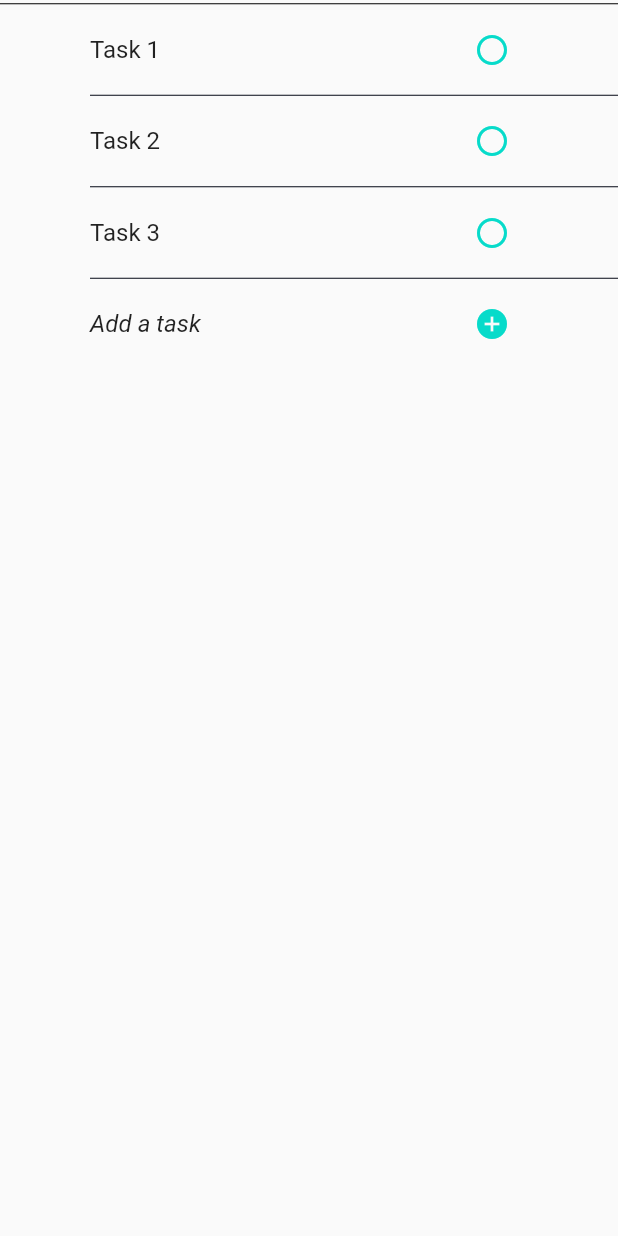
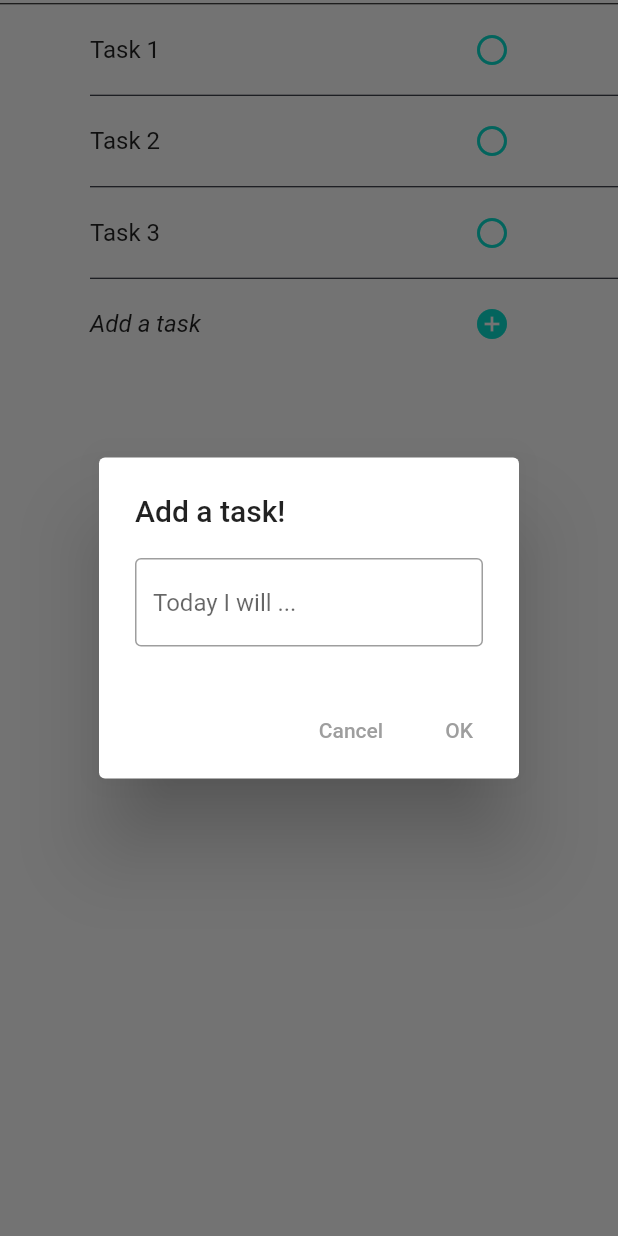
Before and after one commit to nickbrakis/hub_it_flutter, a Flutter app: the ExpandedTasksList widget shown alone on an empty page, opened directly, after a tap on the "add circle" icon, on a phone screen of 412 x 824 dp. Run offline on Flutter 3.47's test engine with Material 2 defaults, Android fonts, the phone set to English and light mode, and no system bars; our stand-ins replace font_awesome_flutter.

```diff
--- a/lib/assets/habitsList.dart
+++ b/lib/assets/habitsList.dart
@@ -10,7 +10,7 @@ class ExpandedTasksList extends StatefulWidget {
   State<ExpandedTasksList> createState() => _ExpandedTasksList();
 }
 
-class _ExpandedTasksList extends State<ExpandedTasksList> {
+class _ExpandedTasksList extends State<ExpandedTasksList> { //here, the tasks of every Hub are made
   @override
   Widget build(BuildContext context) {
     return
@@ -42,7 +42,12 @@ class _ExpandedTasksList extends State<ExpandedTasksList> {
   }
 }
 
+
+final myHabitsList =  <Widget>[ExpandedTasksList(tasks: 9, myhub: true)];
+final genericHubList = <Widget>[const ExpandedTasksList(tasks: 8, myhub: false)];
+// TextEditingController mycontroller = TextEditingController();
 class HubTask extends StatefulWidget {
+
   final Text habitTitle;
   final bool addTask;
   const HubTask({Key? key,required this.habitTitle, required this.addTask}) : super(key: key);
@@ -52,8 +57,13 @@ class HubTask extends StatefulWidget {
 }
 
 class _HubTask extends State<HubTask> {
+  final myController = TextEditingController();
   bool isPressed = false;
-
+  void addNewMyTask(Text habitName){
+    myHabitsList.insert(myHabitsList.length-1,const Divider(indent: 60, height: 5, color: Color.fromARGB(255, 3, 7, 20)));
+    myHabitsList.insert(myHabitsList.length-1,HubTask(habitTitle: habitName, addTask: false));
+  }
+  bool finished=false;
   @override
   Widget build(BuildContext context) {
     return ListTile(
@@ -68,6 +78,39 @@ class _HubTask extends State<HubTask> {
             const Icon(Icons.radio_button_unchecked),
         tooltip: 'Mark as Done',
         onPressed: () {//mark here variables for other pages
+          if(widget.addTask){
+            showDialog<String>(
+              context: context,
+              builder: (BuildContext context) => AlertDialog(
+                title: const Text('Add a task!'),
+                content: TextField(
+                  decoration: const InputDecoration(
+                    border: OutlineInputBorder(),
+                    hintText: 'Today I will ...',
+                  ),
+                  controller: myController,
+                  onEditingComplete: (){
+                    setState(() {
+                      // addNewMyTask(Text(mycontroller.text));
+                      print((myController.text));
+                      myController.dispose();
+                    });
+                  },
+                ),
+                actions: <Widget>[
+                  TextButton(
+                    onPressed: () =>Navigator.pop(context, 'Cancel'),
+                    child: const Text('Cancel'),
+
+                  ),
+                  TextButton(
+                    onPressed: () => Navigator.pop(context, 'OK'),
+                    child: const Text('OK'),
+                  ),
+                ],
+              ),
+            );
+          }
           setState(() {
             isPressed=!isPressed;
           });
--- a/lib/assets/hubsList.dart
+++ b/lib/assets/hubsList.dart
@@ -53,7 +53,7 @@ List<Widget> generateHubs(int numberOfItems) {
   });
 }
 
-class HubTile extends StatefulWidget{
+class HubTile extends StatefulWidget{ //the complete Hub (contains in another function the expanded habbits
   final String hubTitle;
   final bool myHub;
   final int i;
@@ -118,8 +118,8 @@ class _HubTile extends State<HubTile>{
             Variables.gray[widget.i]
               ?<Widget>[const SizedBox.shrink()]
               :(widget.i==1)
-                ?const <Widget>[ExpandedTasksList(tasks: 9, myhub: true)]//create my tasks list
-                :const <Widget>[ExpandedTasksList(tasks: 8, myhub: false)], //create the task list
+                ?myHabitsList//create my tasks list
+                :genericHubList, //create the task list
         ),
     );
   }
--- a/lib/main.dart
+++ b/lib/main.dart
@@ -2,6 +2,7 @@
 import "package:flutter/material.dart";
 import 'package:hub_it_app/screens/homeScreen.dart';
 import 'package:hub_it_app/screens/hubsScreen.dart';
+import 'package:hub_it_app/screens/settingsScreen.dart';
 void main() => runApp(const Hubit());
 
 class Hubit extends StatelessWidget {
@@ -16,6 +17,7 @@ class Hubit extends StatelessWidget {
         primaryTextTheme: const TextTheme(headline6: TextStyle(color: Colors.white))
       ),
     home: const HubitHomeScreen(),
+    // home: const SettingsWidget(),
     );
   }
 }
--- a/lib/screens/homeScreen.dart
+++ b/lib/screens/homeScreen.dart
@@ -1,6 +1,7 @@
 // ignore_for_file: file_names
 import "package:flutter/material.dart";
 import 'package:hub_it_app/assets/hubsList.dart';
+import 'package:hub_it_app/assets/habitsList.dart';
 import 'package:hub_it_app/screens/hubsScreen.dart';
 import 'package:hub_it_app/screens/settingsScreen.dart';
 import 'package:hub_it_app/assets/naviBar.dart';
```
Also changed, not shown: lib/screens/settingsScreen.dart (+9 -7 lines).
